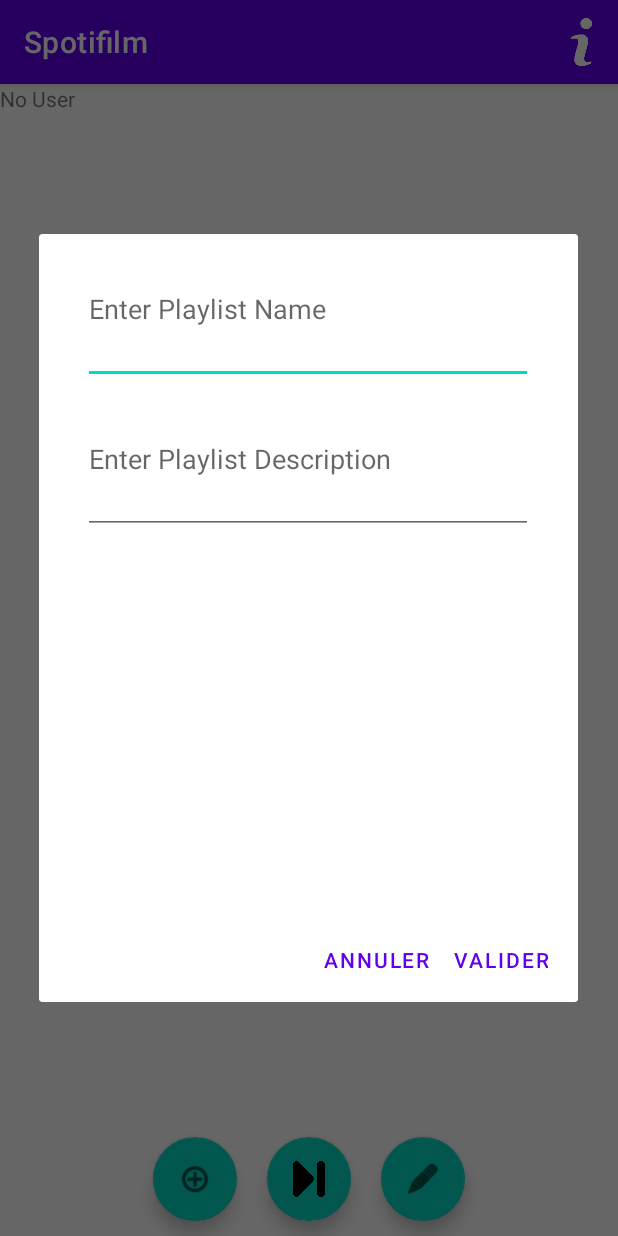
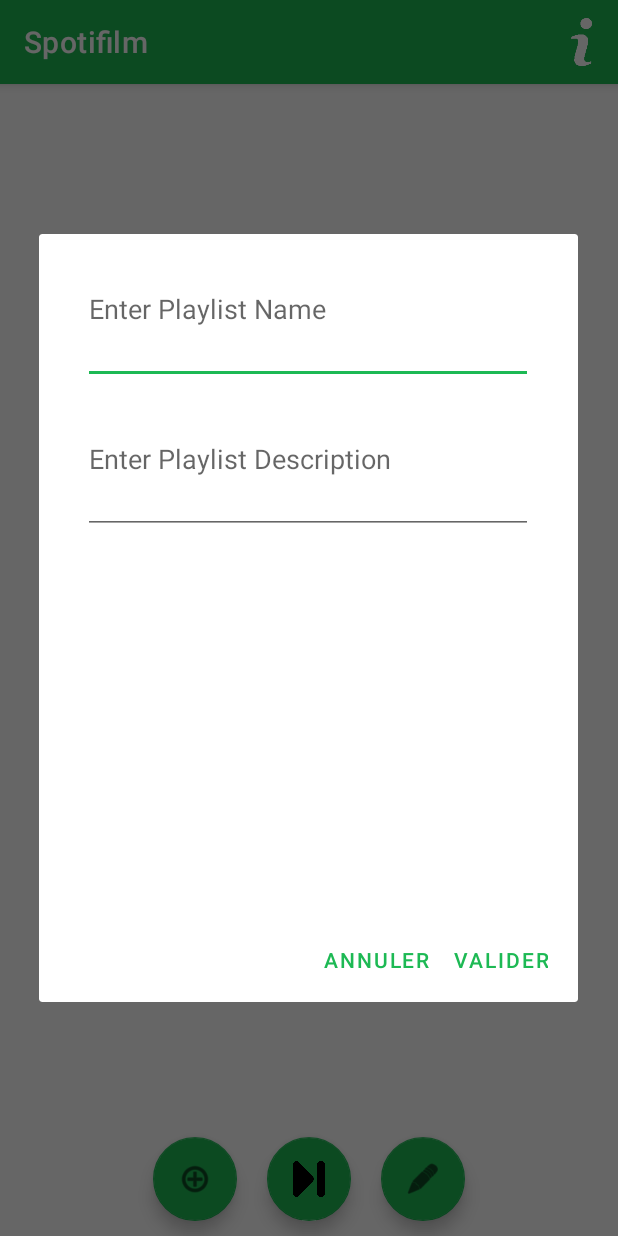
Before and after one commit to ClementBrisse/Spotifilm, an Android app: the MainActivity screen opened directly, with no data from a screen before it, after a tap on "add", on a phone screen of 412 x 824 dp. Run offline under Robolectric (Android 15) with nearby library versions, the phone set to English and light mode, and no system bars; our stand-ins replace Volley; network calls fail.

Commit message:
color theme corrections on selected items

```diff
--- a/app/src/main/res/values-night/themes.xml
+++ b/app/src/main/res/values-night/themes.xml
@@ -2,12 +2,12 @@
     <!-- Base application theme. -->
     <style name="Theme.Spotifilm" parent="Theme.MaterialComponents.DayNight.DarkActionBar">
         <!-- Primary brand color. -->
-        <item name="colorPrimary">@color/purple_200</item>
-        <item name="colorPrimaryVariant">@color/purple_700</item>
+        <item name="colorPrimary">@color/SpotiGreen</item>
+        <item name="colorPrimaryVariant">@color/SpotiGreen</item>
         <item name="colorOnPrimary">@color/black</item>
         <!-- Secondary brand color. -->
-        <item name="colorSecondary">@color/teal_200</item>
-        <item name="colorSecondaryVariant">@color/teal_200</item>
+        <item name="colorSecondary">@color/SpotiGreen</item>
+        <item name="colorSecondaryVariant">@color/SpotiGreen</item>
         <item name="colorOnSecondary">@color/black</item>
         <!-- Status bar color. -->
         <item name="android:statusBarColor" tools:targetApi="l">?attr/colorPrimaryVariant</item>
--- a/app/src/main/res/values/colors.xml
+++ b/app/src/main/res/values/colors.xml
@@ -8,6 +8,6 @@
     <color name="black">#FF000000</color>
     <color name="white">#FFFFFFFF</color>
     <color name="pressed_color">#888786</color>
-    <color name="selected_color">#5E252B</color>
+    <color name="SpotiGreen">#1DB954</color>
     <color name="focused_color">#FFBA00</color>
 </resources>
--- a/app/src/main/res/values/themes.xml
+++ b/app/src/main/res/values/themes.xml
@@ -2,12 +2,12 @@
     <!-- Base application theme. -->
     <style name="Theme.Spotifilm" parent="Theme.MaterialComponents.DayNight.DarkActionBar">
         <!-- Primary brand color. -->
-        <item name="colorPrimary">@color/purple_500</item>
-        <item name="colorPrimaryVariant">@color/purple_700</item>
-        <item name="colorOnPrimary">@color/white</item>
+        <item name="colorPrimary">@color/SpotiGreen</item>
+        <item name="colorPrimaryVariant">@color/SpotiGreen</item>
+        <item name="colorOnPrimary">@color/black</item>
         <!-- Secondary brand color. -->
-        <item name="colorSecondary">@color/teal_200</item>
-        <item name="colorSecondaryVariant">@color/teal_700</item>
+        <item name="colorSecondary">@color/SpotiGreen</item>
+        <item name="colorSecondaryVariant">@color/SpotiGreen</item>
         <item name="colorOnSecondary">@color/black</item>
         <!-- Status bar color. -->
         <item name="android:statusBarColor" tools:targetApi="l">?attr/colorPrimaryVariant</item>
--- a/app/src/main/res/xml/selected.xml
+++ b/app/src/main/res/xml/selected.xml
@@ -1,6 +1,6 @@
 <?xml version="1.0" encoding="utf-8"?>
 <selector xmlns:android="http://schemas.android.com/apk/res/android">
     <item android:drawable="@color/pressed_color" android:state_pressed="true"/>
-    <item android:drawable="@color/selected_color" android:state_selected="true"/>
+    <item android:drawable="@color/SpotiGreen" android:state_selected="true"/>
     <item android:drawable="@color/focused_color" android:state_focused="true"/>
 </selector>
```
Also changed, not shown: app/src/main/java/com/isep/spotifilm/activity/MainActivity.java (+12 -4 lines).
